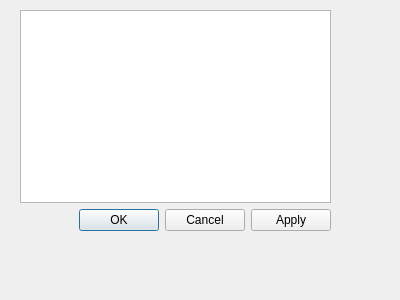
The window that worktypesettings.ui (nemorami/work_type) describes before a commit, drawn with Qt 5.
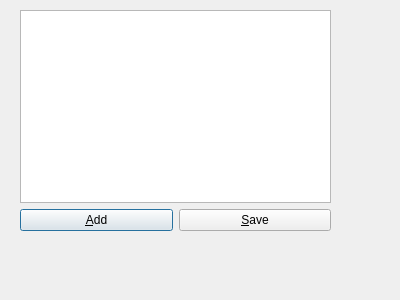
The same window after the commit.

```diff
--- a/worktypesettings.ui
+++ b/worktypesettings.ui
@@ -27,14 +27,22 @@
      <widget class="QTableView" name="tableView"/>
     </item>
     <item>
-     <widget class="QDialogButtonBox" name="buttonBox">
-      <property name="orientation">
-       <enum>Qt::Horizontal</enum>
-      </property>
-      <property name="standardButtons">
-       <set>QDialogButtonBox::Apply|QDialogButtonBox::Cancel|QDialogButtonBox::Ok</set>
-      </property>
-     </widget>
+     <layout class="QHBoxLayout" name="horizontalLayout">
+      <item>
+       <widget class="QPushButton" name="addPushButton">
+        <property name="text">
+         <string>&amp;Add</string>
+        </property>
+       </widget>
+      </item>
+      <item>
+       <widget class="QPushButton" name="savePushButton">
+        <property name="text">
+         <string>&amp;Save</string>
+        </property>
+       </widget>
+      </item>
+     </layout>
     </item>
    </layout>
   </widget>
```
Left out of the diff: 35 changed lines with no effect on the pictures.
